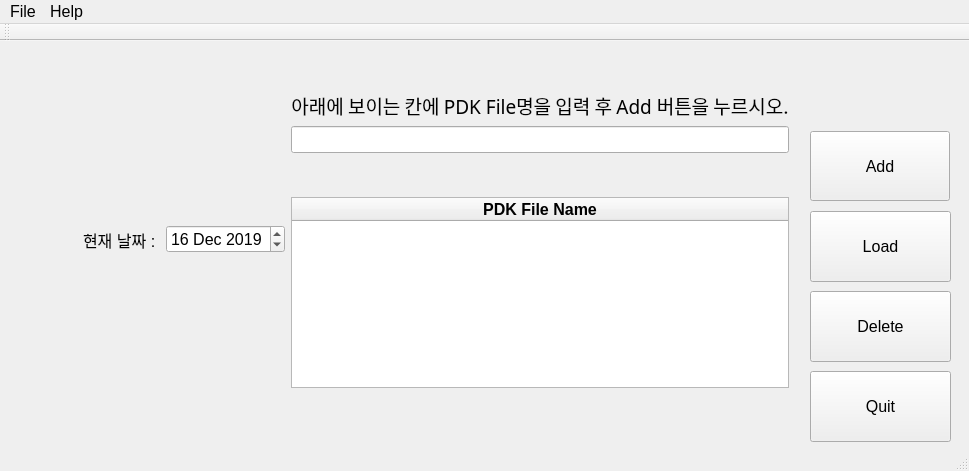
The window that JungWoo/pdkFileManagement/mainwindow.ui (dlawjddnrj/git_test) describes before a commit, drawn with Qt 5.
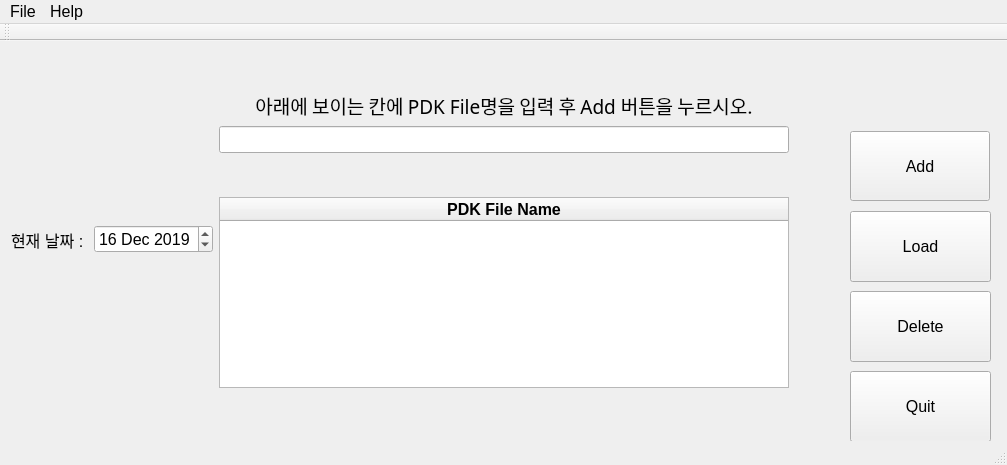
The same window after the commit. Icons and pictures are not drawn.

Patch:
```diff
--- a/JungWoo/pdkFileManagement/mainwindow.ui
+++ b/JungWoo/pdkFileManagement/mainwindow.ui
@@ -6,8 +6,8 @@
    <rect>
     <x>0</x>
     <y>0</y>
-    <width>969</width>
-    <height>471</height>
+    <width>1007</width>
+    <height>465</height>
    </rect>
   </property>
   <property name="font">
@@ -33,7 +33,7 @@
    <widget class="QPushButton" name="pushButton_quit">
     <property name="geometry">
      <rect>
-      <x>810</x>
+      <x>850</x>
       <y>330</y>
       <width>141</width>
       <height>71</height>
@@ -53,19 +53,6 @@
      </rect>
     </property>
     <layout class="QHBoxLayout" name="horizontalLayout">
-     <item>
-      <spacer name="horizontalSpacer">
-       <property name="orientation">
-        <enum>Qt::Horizontal</enum>
-       </property>
-       <property name="sizeHint" stdset="0">
-        <size>
-         <width>40</width>
-         <height>20</height>
-        </size>
-       </property>
-      </spacer>
-     </item>
      <item>
       <widget class="QLabel" name="label_nowDate">
        <property name="styleSheet">
@@ -234,7 +221,7 @@
    <widget class="QPushButton" name="pushButton_add">
     <property name="geometry">
      <rect>
-      <x>810</x>
+      <x>850</x>
       <y>90</y>
       <width>140</width>
       <height>70</height>
@@ -247,7 +234,7 @@
    <widget class="QPushButton" name="pushButton_remove">
     <property name="geometry">
      <rect>
-      <x>810</x>
+      <x>850</x>
       <y>250</y>
       <width>141</width>
       <height>71</height>
@@ -260,7 +247,7 @@
    <widget class="QPushButton" name="pushButton_load">
     <property name="geometry">
      <rect>
-      <x>810</x>
+      <x>850</x>
       <y>170</y>
       <width>141</width>
       <height>71</height>
@@ -276,7 +263,7 @@
     <rect>
      <x>0</x>
      <y>0</y>
-     <width>969</width>
+     <width>1007</width>
      <height>21</height>
     </rect>
    </property>
```
Left out of the diff: 2 changed lines with no effect on the pictures.
